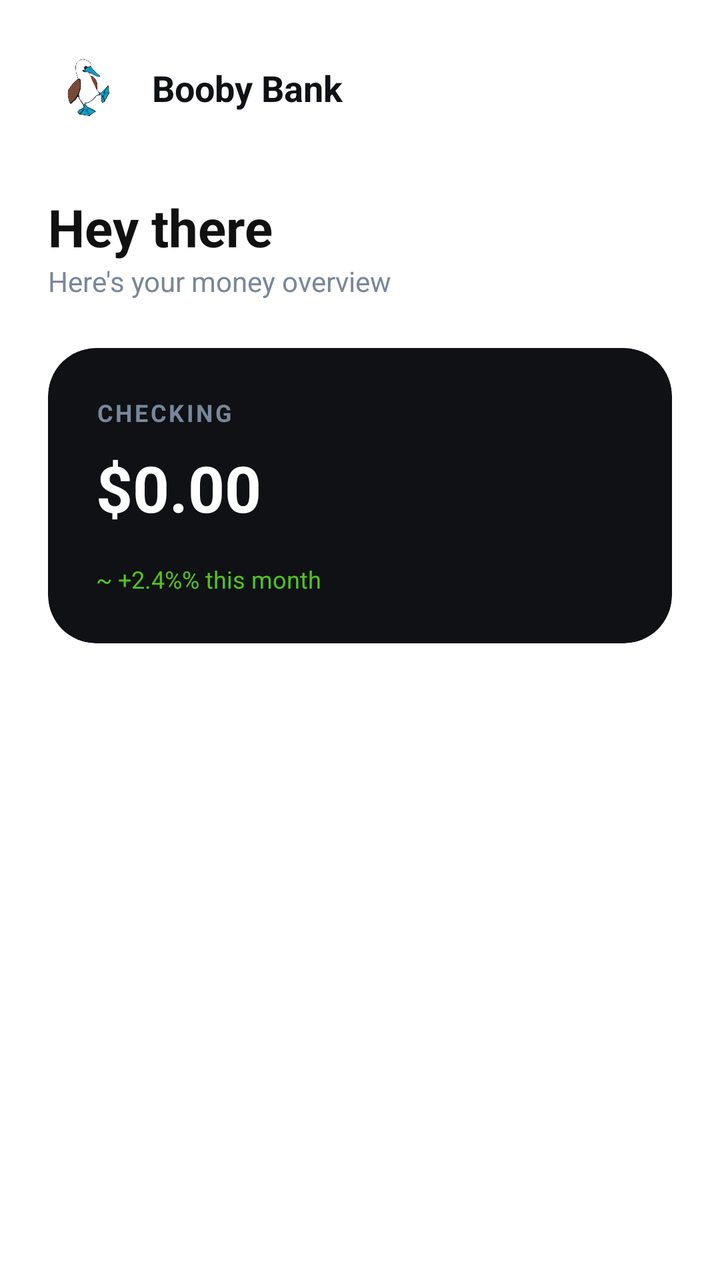
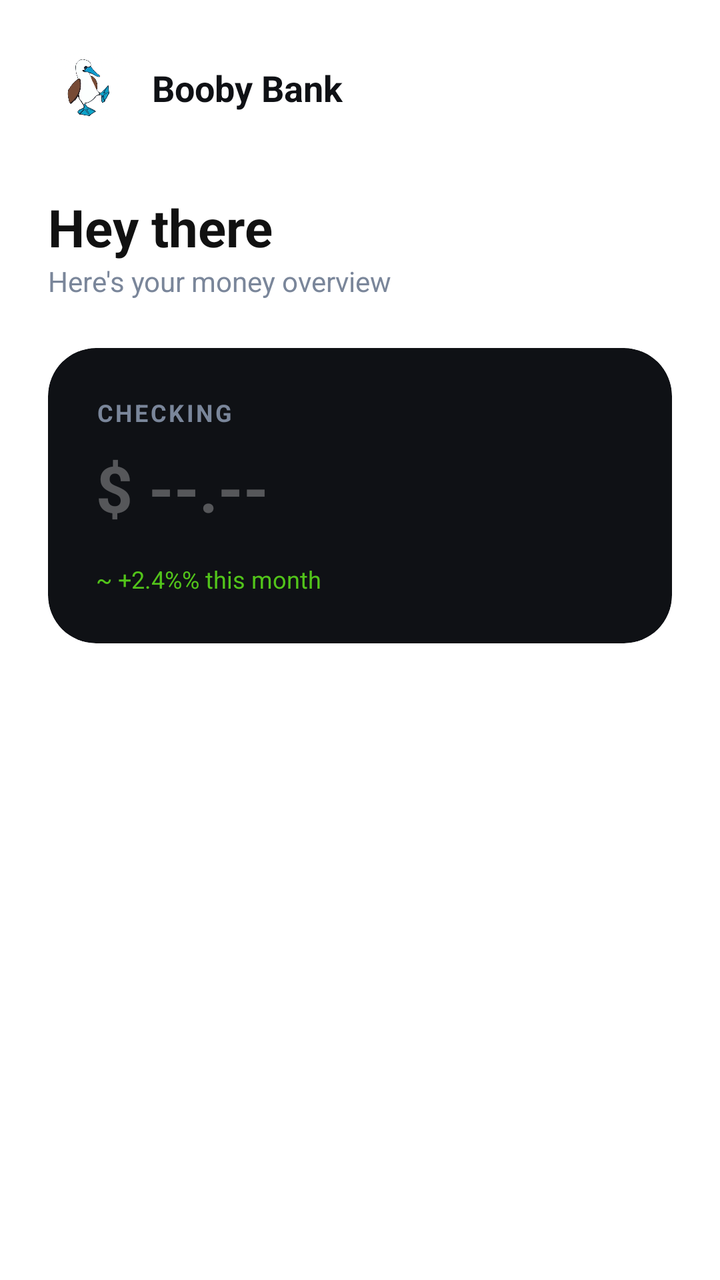

An Android layout rendered at two revisions. The XML below is the earlier revision; the diff shows what the commit changed to produce the second picture.
<!-- AndroidManifest.xml: application theme Theme.YourBankApp -->
<!-- res/layout/fragment_dashboard.xml -->
<?xml version="1.0" encoding="utf-8"?>
<LinearLayout xmlns:android="http://schemas.android.com/apk/res/android"
    xmlns:app="http://schemas.android.com/apk/res-auto"
    android:layout_width="match_parent"
    android:layout_height="match_parent"
    android:orientation="vertical"
    android:padding="24dp"
    android:background="@color/white">

    <RelativeLayout
        android:layout_width="match_parent"
        android:layout_height="wrap_content"
        android:layout_marginBottom="32dp">

        <ImageView
            android:id="@+id/logo_icon"
            android:layout_width="40dp"
            android:layout_height="40dp"
            android:layout_alignParentStart="true"
            android:src="@drawable/booby" />

        <TextView
            android:layout_width="wrap_content"
            android:layout_height="wrap_content"
            android:layout_toEndOf="@id/logo_icon"
            android:layout_centerVertical="true"
            android:layout_marginStart="12dp"
            android:text="@string/app_name"
            android:textStyle="bold"
            android:textColor="@color/bg_dark"
            android:textSize="18sp" />
    </RelativeLayout>

    <TextView
        android:id="@+id/tv_welcome_name"
        android:layout_width="wrap_content"
        android:layout_height="wrap_content"
        android:text="@string/welcome_message"
        android:textSize="26sp"
        android:textStyle="bold"
        android:textColor="@color/text_main" />

    <TextView
        android:layout_width="wrap_content"
        android:layout_height="wrap_content"
        android:text="@string/money_overview"
        android:textColor="@color/text_muted"
        android:textSize="14sp"
        android:layout_marginBottom="24dp" />

    <com.google.android.material.card.MaterialCardView
        android:layout_width="match_parent"
        android:layout_height="wrap_content"
        app:cardCornerRadius="24dp"
        app:cardBackgroundColor="@color/bg_dark"
        app:strokeWidth="0dp"
        android:padding="24dp">

        <LinearLayout
            android:layout_width="match_parent"
            android:layout_height="wrap_content"
            android:orientation="vertical"
            android:padding="24dp">

            <TextView
                android:layout_width="wrap_content"
                android:layout_height="wrap_content"
                android:text="@string/checking_label"
                android:textColor="@color/text_muted"
                android:textStyle="bold"
                android:textSize="12sp"
                android:letterSpacing="0.1" />

            <TextView
                android:id="@+id/tv_balance"
                android:layout_width="wrap_content"
                android:layout_height="wrap_content"
                android:text="$0.00"
                android:textColor="@color/white"
                android:textSize="32sp"
                android:textStyle="bold"
                android:layout_marginTop="8dp" />

            <TextView
                android:layout_width="wrap_content"
                android:layout_height="wrap_content"
                android:text="@string/monthly_change"
                android:textColor="#52C41A"
                android:textSize="12sp"
                android:layout_marginTop="16dp" />
        </LinearLayout>
    </com.google.android.material.card.MaterialCardView>

</LinearLayout>
<!-- resources referenced by this layout -->
<resources>
  <color name="bg_dark">#0F1115</color>
  <color name="text_main">#111111</color>
  <color name="text_muted">#7A869A</color>
  <color name="white">#FFFFFF</color>
  <!-- drawable booby: png bitmap (drawable, 149043 bytes) -->
  <string name="app_name">Booby Bank</string>
  <string name="checking_label">CHECKING</string>
  <string name="money_overview">Here\'s your money overview</string>
  <string name="monthly_change">~ +2.4%% this month</string>
  <string name="welcome_message">Hey there</string>
  <style name="Theme.YourBankApp" parent="Theme.Material3.DayNight.NoActionBar">
          
          <item name="colorPrimary">@color/bg_dark</item>
          <item name="colorOnPrimary">@color/white</item>
          
          <item name="colorSecondary">@color/card_light</item>
          <item name="colorOnSecondary">@color/text_main</item>
          
          <item name="android:statusBarColor">@color/white</item>
          <item name="android:windowLightStatusBar">true</item>
      </style>
  <color name="card_light">#F4F7FC</color>
</resources>

<!-- the commit's change to res/layout/fragment_dashboard.xml (unified diff, before → after) -->
@@ -71,15 +71,29 @@
                 android:textSize="12sp"
                 android:letterSpacing="0.1" />
 
-            <TextView
-                android:id="@+id/tv_balance"
+            <FrameLayout
                 android:layout_width="wrap_content"
                 android:layout_height="wrap_content"
-                android:text="$0.00"
-                android:textColor="@color/white"
-                android:textSize="32sp"
-                android:textStyle="bold"
-                android:layout_marginTop="8dp" />
+                android:layout_marginTop="8dp">
+
+                <TextView
+                    android:id="@+id/tv_balance"
+                    android:layout_width="wrap_content"
+                    android:layout_height="wrap_content"
+                    android:text="$ --.--"
+                    android:textColor="@color/white"
+                    android:textSize="32sp"
+                    android:textStyle="bold"
+                    android:alpha="0.3" />
+
+                <ProgressBar
+                    android:id="@+id/pb_balance_loading"
+                    style="?android:attr/progressBarStyleSmall"
+                    android:layout_width="wrap_content"
+                    android:layout_height="wrap_content"
+                    android:layout_gravity="center"
+                    android:indeterminateTint="@color/white" />
+            </FrameLayout>
 
             <TextView
                 android:layout_width="wrap_content"
